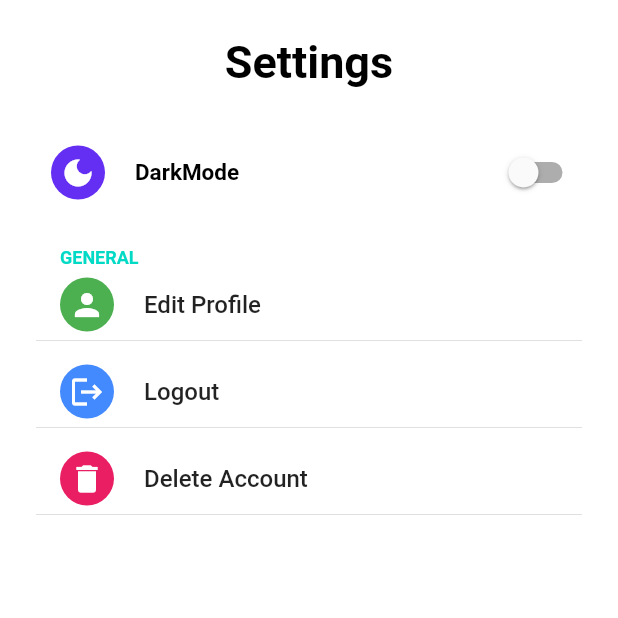
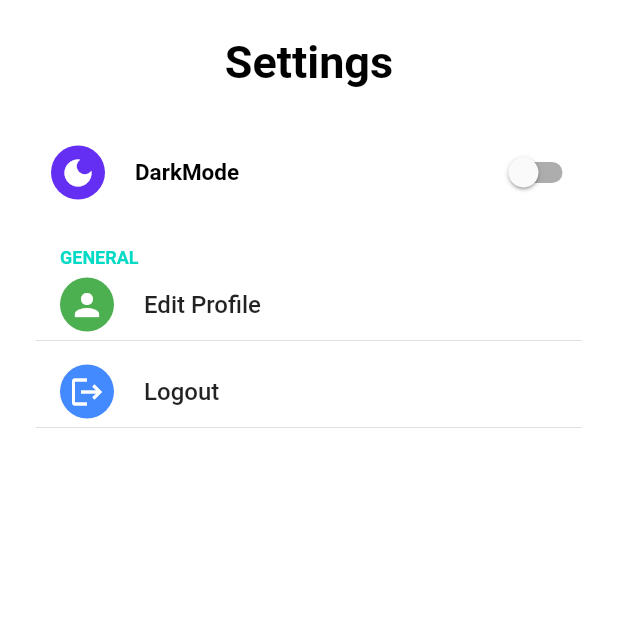
Before and after one commit to nadahanii/Int-Hire_GP, a Flutter app: the SettingsPage screen opened by its route, on a phone screen of 412 x 824 dp, the top half of it. Run offline on Flutter 3.47's test engine with Material 2 defaults, Android fonts, the phone set to English and light mode, and no system bars; drawn by our look-alikes of flutter_settings_screens; our stand-ins replace fluttertoast, font_awesome_flutter, google_fonts, shared_preferences; accounts and stored records are empty.

Commit message:
removed delete account from settings page

```diff
--- a/lib/screens/settings_page.dart
+++ b/lib/screens/settings_page.dart
@@ -38,8 +38,8 @@ class _SettingsPageState extends State<SettingsPage> {
                   SizedBox(height: 10),
                   buildLogout(),
                   SizedBox(height: 10),
-                  buildDeleteAccount(),
-                  SizedBox(height: 10),
+                  //buildDeleteAccount(),
+                  //SizedBox(height: 10),
                 ],
               ),
             ],
@@ -79,7 +79,7 @@ class _SettingsPageState extends State<SettingsPage> {
           Provider.of<Auth>(context, listen: false).logout();
         },
       );
-  Widget buildDeleteAccount() => SimpleSettingsTile(
+  /*Widget buildDeleteAccount() => SimpleSettingsTile(
         title: 'Delete Account',
         subtitle: '',
         leading: IconWidget(
@@ -87,7 +87,7 @@ class _SettingsPageState extends State<SettingsPage> {
           color: Colors.pink,
         ),
         onTap: () => showSnackBar(context, 'Clicked logout'),
-      );
+      );*/
 }
 
 void showSnackBar(BuildContext context, String message) {
```
